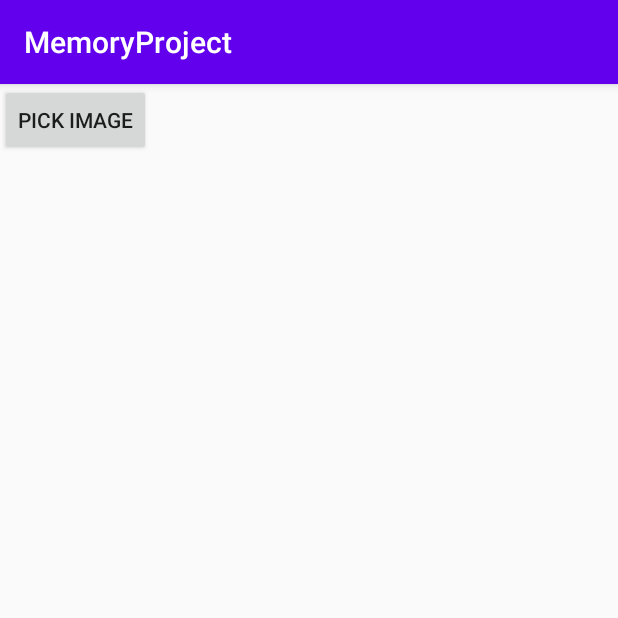
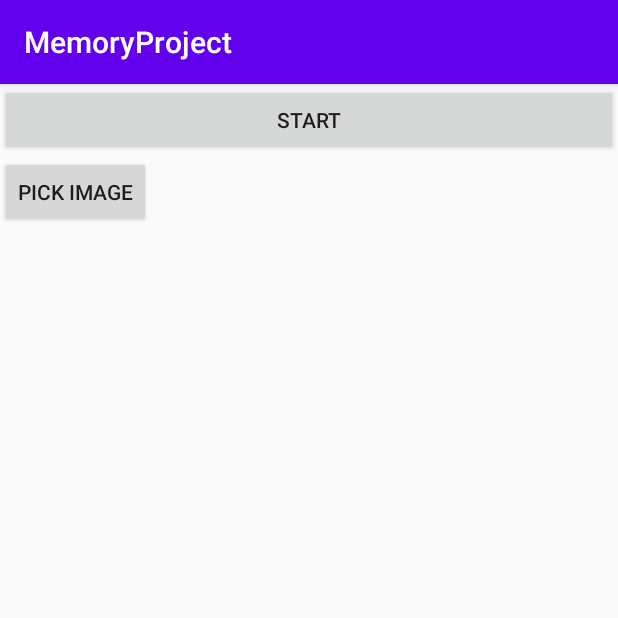
Before and after one commit to llSkyTechll/Projet-Android, an Android app: the PictureChoice screen opened directly, with no data from a screen before it, on a phone screen of 412 x 824 dp, the top half of it. Run offline under Robolectric (Android 15) with nearby library versions, the phone set to English and light mode, and no system bars.

Commit message:
Debut activity de jeu

```diff
--- a/ProjectMemory/app/build.gradle
+++ b/ProjectMemory/app/build.gradle
@@ -31,4 +31,5 @@ dependencies {
     testImplementation 'junit:junit:4.12'
     androidTestImplementation 'androidx.test.ext:junit:1.1.1'
     androidTestImplementation 'androidx.test.espresso:espresso-core:3.2.0'
+    implementation 'androidx.gridlayout:gridlayout:1.0.0'
 }
--- a/ProjectMemory/app/src/main/java/com/example/memoryproject/GridChoice.java
+++ b/ProjectMemory/app/src/main/java/com/example/memoryproject/GridChoice.java
@@ -32,21 +32,21 @@ public class GridChoice extends AppCompatActivity {
         btn_2x2.setOnClickListener(new View.OnClickListener() {
             @Override
             public void onClick(View v) {
-                adjustGridChoice(2, 2);
+                adjustGridChoice(2, 4);
             }
         });
 
         btn_4x4.setOnClickListener(new View.OnClickListener(){
             @Override
             public void onClick(View v) {
-                adjustGridChoice(8, 4);
+                adjustGridChoice(8, 16);
             }
         });
 
         btn_6x6.setOnClickListener(new View.OnClickListener(){
             @Override
             public void onClick(View v) {
-                adjustGridChoice(18, 6);
+                adjustGridChoice(18, 36);
             }
         });
     }
--- a/ProjectMemory/app/src/main/java/com/example/memoryproject/PictureChoice.java
+++ b/ProjectMemory/app/src/main/java/com/example/memoryproject/PictureChoice.java
@@ -3,7 +3,6 @@ package com.example.memoryproject;
 import androidx.annotation.Nullable;
 import androidx.appcompat.app.AppCompatActivity;
 import androidx.core.app.ActivityCompat;
-import androidx.core.content.ContextCompat;
 
 import android.Manifest;
 import android.content.ClipData;
@@ -24,7 +23,9 @@ import java.util.ArrayList;
 import java.util.List;
 
 public class PictureChoice extends AppCompatActivity {
+
     Button btnPickImage;
+    Button btnStartGame;
     ImageView imageView;
     List<Bitmap> bitmaps;
     ClipData clipData;
@@ -32,17 +33,18 @@ public class PictureChoice extends AppCompatActivity {
     InputStream inputStream;
     Intent intent;
     int picturesRequired;
+
     @Override
     protected void onCreate(Bundle savedInstanceState) {
         super.onCreate(savedInstanceState);
         setContentView(R.layout.activity_picture_choice);
         btnPickImage = findViewById(R.id.btn_pickImage);
+        btnStartGame = findViewById(R.id.btn_goToGame);
         intent = getIntent();
         picturesRequired = intent.getIntExtra("picturesRequired",2);
         bitmaps = new ArrayList<>();
 
         setListener();
-
     }
     private void setListener(){
         btnPickImage.setOnClickListener(new View.OnClickListener() {
@@ -52,6 +54,19 @@ public class PictureChoice extends AppCompatActivity {
                 intentContent();
             }
         });
+
+        btnStartGame.setOnClickListener(new View.OnClickListener() {
+            @Override
+            public void onClick(View v){
+                startGame();
+            }
+        });
+    }
+
+    private void startGame(){
+        Intent startGameIntent = new Intent(this, GameGrid.class);
+        startGameIntent.putExtra("gridSize", intent.getIntExtra("gridSize", 4));
+        startActivity(startGameIntent);
     }
 
     private void permission(){
--- a/ProjectMemory/app/src/main/res/layout/activity_picture_choice.xml
+++ b/ProjectMemory/app/src/main/res/layout/activity_picture_choice.xml
@@ -3,6 +3,13 @@
     android:orientation="vertical"
     android:layout_width="fill_parent"
     android:layout_height="fill_parent">
+
+    <Button
+        android:id="@+id/btn_goToGame"
+        android:layout_width="match_parent"
+        android:layout_height="wrap_content"
+        android:text="@string/btn_goToGame" />
+
     <Button
         android:id="@+id/btn_pickImage"
         android:layout_width="wrap_content"
@@ -14,4 +21,5 @@
         android:layout_height="match_parent"
         android:layout_below="@id/btn_pickImage"
         android:id="@+id/imageView"/>
+
 </LinearLayout>
--- a/ProjectMemory/app/src/main/res/values/strings.xml
+++ b/ProjectMemory/app/src/main/res/values/strings.xml
@@ -9,4 +9,7 @@
     <string name="btn_4x4">4 x 4</string>
     <string name="btn_6x6">6 x 6</string>
     <string name="textView_pickAGrid">Choisissez les dimensions de la grille</string>
+
+    <!-- Picture Choice -->
+    <string name="btn_goToGame">START</string>
 </resources>
```
Also changed, not shown: ProjectMemory/app/src/main/AndroidManifest.xml (+9 -3 lines), ProjectMemory/app/src/main/java/com/example/memoryproject/GameGrid.java (added, +39 -0 lines), ProjectMemory/app/src/main/res/layout/activity_game_grid.xml (added, +17 -0 lines).
